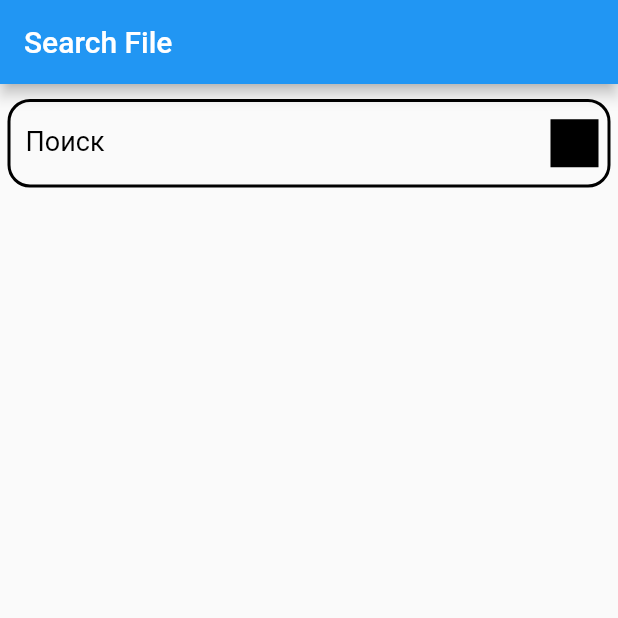
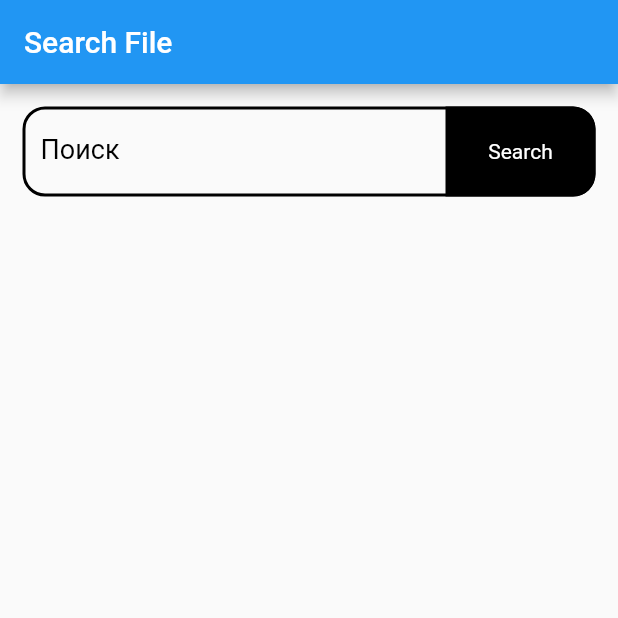
Before and after one commit to zimizo/FlutterHW, a Flutter app: the screen it shows after launch, on a phone screen of 412 x 824 dp, the top half of it. Run offline on Flutter 3.47's test engine with Material 2 defaults, Android fonts, the phone set to English and light mode, and no system bars.

Commit message:
Практическая работа 8
Strem

```diff
--- /dev/null
+++ b/assets/text_files/file.txt
@@ -0,0 +1,3 @@
+text from File.txt
+
+lskdfldf
--- /dev/null
+++ b/assets/text_files/test1.txt
@@ -0,0 +1,3 @@
+text from test1.txt
+
+Loooooooooooooooooooooooooooooooooooooooooooooooooooooooooooooooooooooooooooooooooooooooooooooooooooooooooooooooooooooooooooooooooooooooong text
--- a/lib/main.dart
+++ b/lib/main.dart
@@ -17,7 +17,7 @@ class MyApp extends StatelessWidget {
       theme: ThemeData(
         primarySwatch: Colors.blue,
       ),
-      home: SearchFile(),
+      home: const SearchFile(),
     );
   }
 }
--- a/lib/module_8/home_work.dart
+++ b/lib/module_8/home_work.dart
@@ -1,49 +1,99 @@
+import 'dart:async';
+
 import 'package:flutter/material.dart';
-import 'package:text_field_suffix_button/text_field_suffix_button.dart';
-
-void function() {}
+import 'package:flutter_home_work/module_8/utils.dart';
 
 class SearchFile extends StatefulWidget {
-  SearchFile({Key? key}) : super(key: key);
+  const SearchFile({Key? key}) : super(key: key);
 
   @override
   State<SearchFile> createState() => _SearchFileState();
 }
 
 class _SearchFileState extends State<SearchFile> {
-  final controller = TextEditingController();
+  final textFieldController = TextEditingController();
+  final StreamController _readFileStreamController = StreamController<String>();
+  late StreamSubscription subscription;
+  String textFromFile = '';
+
+  @override
+  void initState() {
+    subscription = _readFileStreamController.stream.listen(
+      (fileName) async {
+        if (!fileName.endsWith('.txt')) {
+          fileName += '.txt';
+        }
+        String text = (await fetchFileFromAssets('assets/text_files/$fileName'))
+            .toString();
+        setState(() {
+          textFromFile = text;
+        });
+      },
+    );
+    super.initState();
+  }
+
+  @override
+  void dispose() {
+    textFieldController.dispose();
+    subscription.cancel();
+    super.dispose();
+  }
+
   @override
   Widget build(BuildContext context) {
     return Scaffold(
       appBar: AppBar(
-        title: Text('Search File'),
+        title: const Text('Search File'),
       ),
       body: SafeArea(
         child: Padding(
-          padding: const EdgeInsets.only(
-            top: 10,
-            left: 5,
-            right: 5,
-            bottom: 5,
+          padding: const EdgeInsets.all(
+            15
           ),
+          child: Column(
+            crossAxisAlignment: CrossAxisAlignment.start,
+            children: [
+              SizedBox(
+                height: 60,
                 child: TextField(
-            controller: controller,
+                  controller: textFieldController,
                   decoration: InputDecoration(
-              suffixIcon: IconButton(
-
-                onPressed: () {},
-                icon: Container(width: 200,
-                height: 200,
-                color: Colors.black,)
+                    suffixIcon: GestureDetector(
+                      onTap: () {
+                        setState(() {
+                          _readFileStreamController
+                              .add(textFieldController.text);
+                        });
+                      },
+                      child: Container(
+                        decoration: const BoxDecoration(
+                          color: Colors.black,
+                          borderRadius: BorderRadius.only(
+                            topRight: Radius.circular(15.0),
+                            bottomRight: Radius.circular(15.0),
                           ),
-              label: Text(
+                        ),
+                        height: 60,
+                        width: 100,
+                        child: const Center(
+                          child: Text(
+                            'Search',
+                            style: TextStyle(
+                              color: Colors.white,
+                            ),
+                          ),
+                        ),
+                      ),
+                    ),
+                    label: const Text(
                       "Поиск",
                       style: TextStyle(
                         fontSize: 18,
                         color: Colors.black,
                       ),
                     ),
-              enabledBorder: OutlineInputBorder(
+                    enabledBorder: const OutlineInputBorder(
                       borderSide: BorderSide(
                         color: Colors.black,
                         width: 2,
@@ -52,7 +102,7 @@ class _SearchFileState extends State<SearchFile> {
                         Radius.circular(15.0),
                       ),
                     ),
-              focusedBorder: OutlineInputBorder(
+                    focusedBorder: const OutlineInputBorder(
                       borderSide: BorderSide(
                         color: Colors.black,
                         width: 2,
@@ -65,6 +115,20 @@ class _SearchFileState extends State<SearchFile> {
                   ),
                 ),
               ),
+              Padding(
+                padding: const EdgeInsets.only(top:8.0),
+                child: Text(
+                  textFromFile,
+                  key: const Key('textKey'),
+                  textAlign: TextAlign.left,
+                  style: const TextStyle(
+                    fontSize: 16,
+                  ),
+                ),
+              )
+            ],
+          ),
+        ),
       ),
     );
   }
--- a/pubspec.yaml
+++ b/pubspec.yaml
@@ -36,6 +36,7 @@ flutter:
     - assets/
     - assets/images/
     - assets/sources/
+    - assets/text_files/
     - assets/fonts/
     - assets/icons/
   fonts:
```
Also changed, not shown: lib/module_8/utils.dart (+10 -6 lines). Lines whose indentation alone changed are shown as unchanged.
